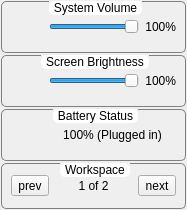
First picture: the form in lumina/lumina-desktop/panel-plugins/systemdashboard/SysMenuQuick.ui, repository trueos/pcbsd, before the edit.
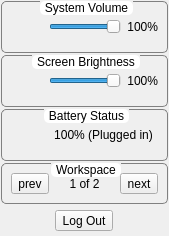
Second picture: the form after the edit.

Commit message: Add a couple cuick updates to some panel plugins. 1) Add a logout button to the system dashboard. 2) Make sure that the system tray icons are always scaled to the appropriate size.

Diff of the .ui file:
```diff
--- a/lumina/lumina-desktop/panel-plugins/systemdashboard/SysMenuQuick.ui
+++ b/lumina/lumina-desktop/panel-plugins/systemdashboard/SysMenuQuick.ui
@@ -6,8 +6,8 @@
    <rect>
     <x>0</x>
     <y>0</y>
-    <width>187</width>
-    <height>210</height>
+    <width>169</width>
+    <height>236</height>
    </rect>
   </property>
   <property name="windowTitle">
@@ -235,6 +235,57 @@
      </layout>
     </widget>
    </item>
+   <item>
+    <widget class="QGroupBox" name="groupBox">
+     <property name="styleSheet">
+      <string notr="true">QGroupBox{ border: none; }</string>
+     </property>
+     <property name="title">
+      <string/>
+     </property>
+     <property name="flat">
+      <bool>true</bool>
+     </property>
+     <layout class="QHBoxLayout" name="horizontalLayout_5">
+      <property name="leftMargin">
+       <number>1</number>
+      </property>
+      <property name="topMargin">
+       <number>3</number>
+      </property>
+      <property name="rightMargin">
+       <number>1</number>
+      </property>
+      <property name="bottomMargin">
+       <number>3</number>
+      </property>
+      <item>
+       <widget class="QToolButton" name="tool_logout">
+        <property name="font">
+         <font>
+          <pointsize>9</pointsize>
+         </font>
+        </property>
+        <property name="text">
+         <string>Log Out</string>
+        </property>
+        <property name="iconSize">
+         <size>
+          <width>22</width>
+          <height>22</height>
+         </size>
+        </property>
+        <property name="toolButtonStyle">
+         <enum>Qt::ToolButtonTextBesideIcon</enum>
+        </property>
+        <property name="autoRaise">
+         <bool>false</bool>
+        </property>
+       </widget>
+      </item>
+     </layout>
+    </widget>
+   </item>
   </layout>
  </widget>
  <resources/>
```
The commit also changes 6 other files.
